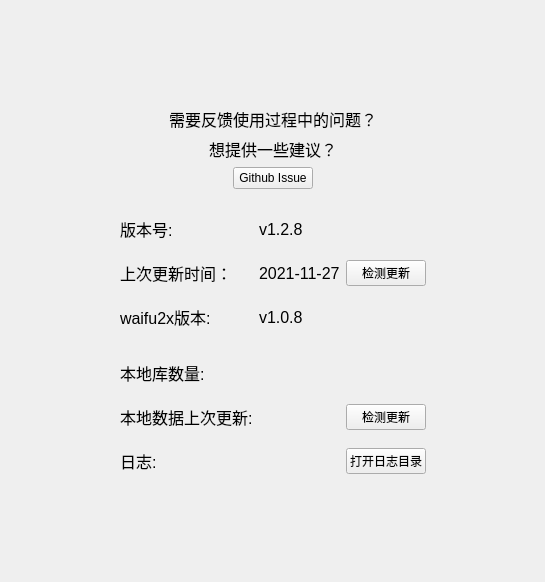
Qt form ui/ui_help.ui (tonquer/picacg-qt) before a commit.
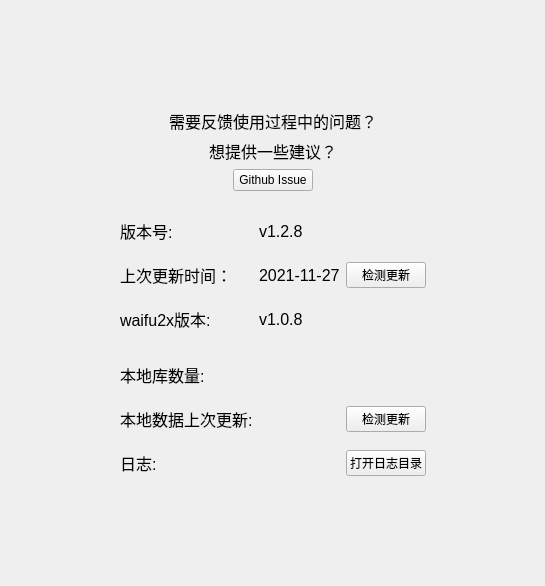
The same form after that commit. Icons and pictures are not drawn. Custom widgets are drawn as their Qt base class.

What changed in the file:
```diff
--- a/ui/ui_help.ui
+++ b/ui/ui_help.ui
@@ -7,7 +7,7 @@
     <x>0</x>
     <y>0</y>
     <width>545</width>
-    <height>582</height>
+    <height>586</height>
    </rect>
   </property>
   <property name="windowTitle">
@@ -19,6 +19,21 @@
   </property>
   <layout class="QVBoxLayout" name="verticalLayout">
    <item>
+    <widget class="SmoothScrollArea" name="scrollArea">
+     <property name="widgetResizable">
+      <bool>true</bool>
+     </property>
+     <widget class="QWidget" name="scrollAreaWidgetContents">
+      <property name="geometry">
+       <rect>
+        <x>0</x>
+        <y>0</y>
+        <width>508</width>
+        <height>586</height>
+       </rect>
+      </property>
+      <layout class="QVBoxLayout" name="verticalLayout_3">
+       <item>
     <layout class="QHBoxLayout" name="horizontalLayout">
      <item>
       <spacer name="horizontalSpacer_2">
@@ -306,6 +321,18 @@
    </item>
   </layout>
  </widget>
+    </widget>
+   </item>
+  </layout>
+ </widget>
+ <customwidgets>
+  <customwidget>
+   <class>SmoothScrollArea</class>
+   <extends>QScrollArea</extends>
+   <header location="global">component.scroll_area.smooth_scroll_area.h</header>
+   <container>1</container>
+  </customwidget>
+ </customwidgets>
  <resources>
   <include location="../res/images.qrc"/>
  </resources>
```
Lines whose indentation alone changed are shown as unchanged.
